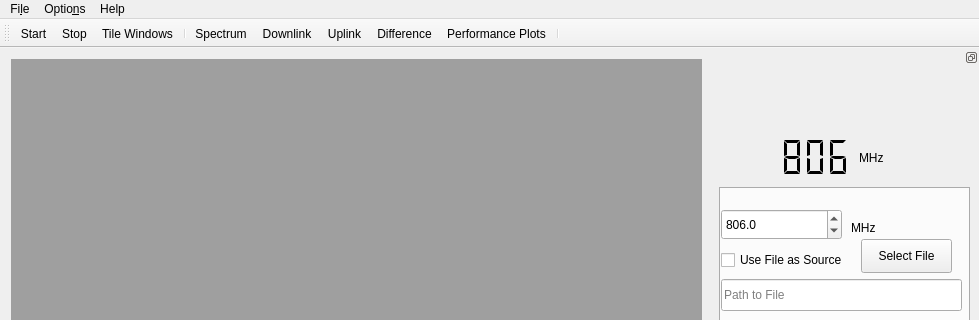
Old version of the form src/gui/mainwindow.ui in the repository falkenber9/falcon; both pictures show x 0 to 979 and y 0 to 320 of the 979 by 677 pixel window.
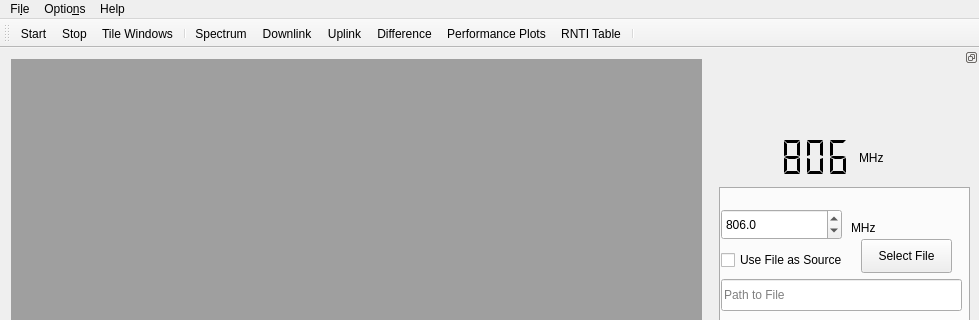
New version of the form. Icons and pictures are not drawn.

Commit message: Introduces a RNTI table option to the GUI

The edit to the form file:
```diff
--- a/src/gui/mainwindow.ui
+++ b/src/gui/mainwindow.ui
@@ -121,6 +121,7 @@
    <addaction name="actionUplink"/>
    <addaction name="actionDifference"/>
    <addaction name="actionplot1"/>
+   <addaction name="actionRNTI_Table"/>
    <addaction name="separator"/>
   </widget>
   <widget class="QStatusBar" name="statusBar"/>
@@ -614,6 +615,14 @@
     <string>Do&amp;wnlink Plots</string>
    </property>
   </action>
+  <action name="actionRNTI_Table">
+   <property name="checkable">
+    <bool>true</bool>
+   </property>
+   <property name="text">
+    <string>RNTI Table</string>
+   </property>
+  </action>
   <zorder>dockWidget</zorder>
  </widget>
  <layoutdefault spacing="6" margin="11"/>
```
Left out of the diff: 1 changed line with no effect on the pictures. The commit also changes 20 other files.
